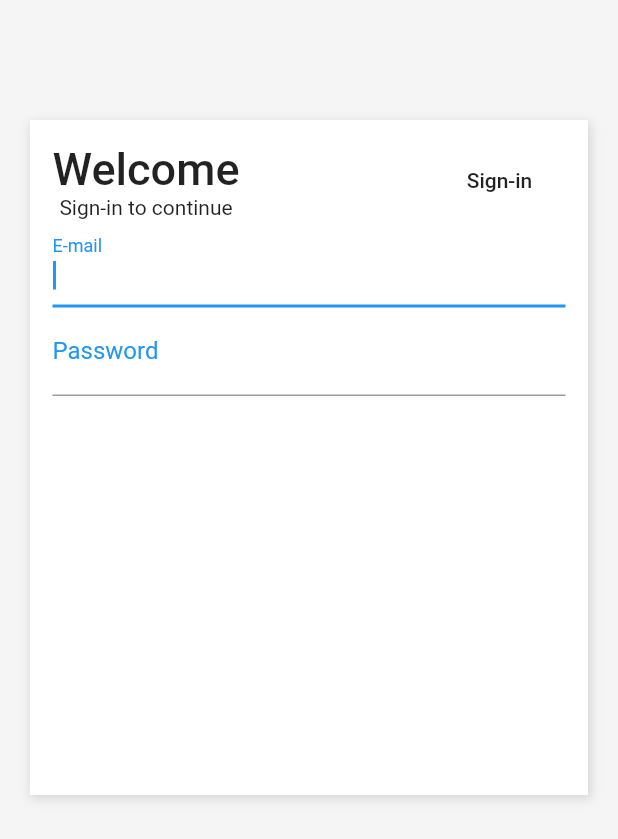
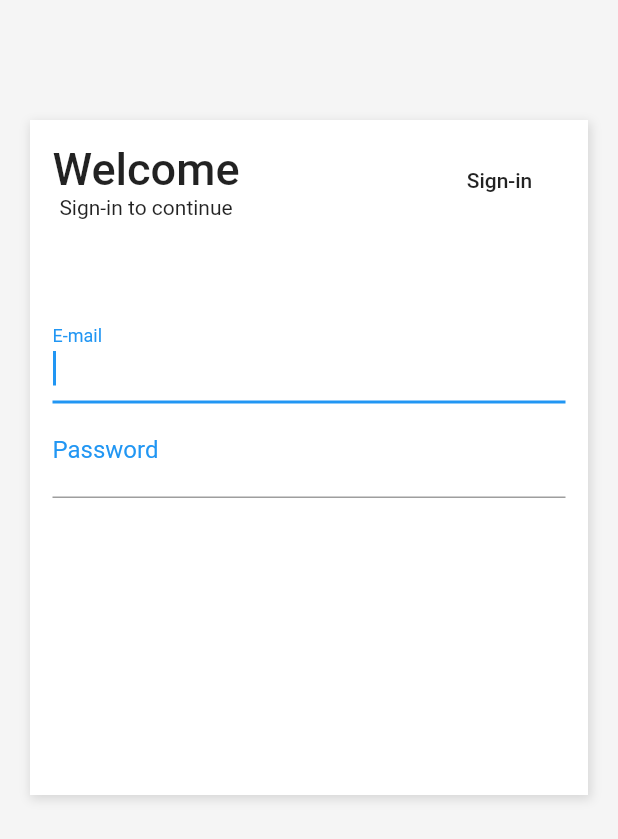
Before and after one commit to DiegoRomario/go_mall_flutter_app, a Flutter app: the screen it shows after launch, on a phone screen of 412 x 824 dp. Shown: the top 839 px of the screen. Run offline on Flutter 3.47's test engine with Material 2 defaults, Android fonts, the phone set to English and light mode, and no system bars.

Commit message:
improving layout

```diff
--- a/lib/pages/login.page.dart
+++ b/lib/pages/login.page.dart
@@ -39,6 +39,9 @@ class LoginPage extends StatelessWidget {
                         FlatButton(onPressed: () {}, child: Text("Sign-in"))
                       ],
                     ),
+                    SizedBox(
+                      height: 60,
+                    ),
                     TextFormField(
                       autofocus: true,
                       keyboardType: TextInputType.emailAddress,
@@ -48,7 +51,11 @@ class LoginPage extends StatelessWidget {
                           color: Theme.of(context).primaryColor,
                           fontWeight: FontWeight.w400,
                           fontSize: 16,
-                          )),
+                        ),
+                      ),
+                      style: TextStyle(
+                        fontSize: 20,
+                      ),
                     ),
                     TextFormField(
                       autofocus: true,
@@ -60,7 +67,12 @@ class LoginPage extends StatelessWidget {
                           color: Theme.of(context).primaryColor,
                           fontWeight: FontWeight.w400,
                           fontSize: 16,
-                          )),
+                        ),
+                      ),
+                      style: TextStyle(fontSize: 20),
+                    ),
+                    SizedBox(
+                      height: 100,
                     )
                   ],
                 ),
```
Lines whose indentation alone changed are shown as unchanged.
